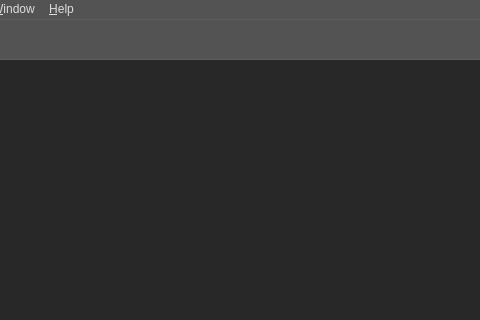
First picture: the form in resource/gui/GUI.ui, repository dthung1602/NetworkVisualization, before the edit; both pictures show x 170 to 650 and y 0 to 320 of the 1366 by 835 pixel window.
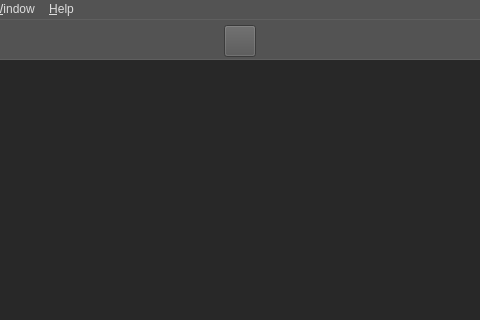
Second picture: the form after the edit. Icons and pictures are not drawn.

What changed in the file:
```diff
--- a/resource/gui/GUI.ui
+++ b/resource/gui/GUI.ui
@@ -668,6 +668,50 @@
 }</string>
      </property>
     </widget>
+    <widget class="QToolButton" name="constraint_btn">
+     <property name="geometry">
+      <rect>
+       <x>394</x>
+       <y>6</y>
+       <width>32</width>
+       <height>32</height>
+      </rect>
+     </property>
+     <property name="toolTip">
+      <string>&lt;html&gt;&lt;head/&gt;&lt;body&gt;&lt;p&gt;Export graphs&lt;/p&gt;&lt;/body&gt;&lt;/html&gt;</string>
+     </property>
+     <property name="whatsThis">
+      <string>&lt;html&gt;&lt;head/&gt;&lt;body&gt;&lt;p&gt;&lt;span style=&quot; color:#ffffff;&quot;&gt;Add nodes&lt;/span&gt;&lt;/p&gt;&lt;/body&gt;&lt;/html&gt;</string>
+     </property>
+     <property name="styleSheet">
+      <string notr="true">#graph_btn{
+background-color: transparent;
+border-image: url(&quot;resource/gui/tool/graph.png&quot;);
+background: none;
+border-radius: 3px;
+background-repeat: none;
+}
+#graph_btn:hover{
+background-color: #454545;
+border-radius: 3px;
+border-image: url(&quot;resource/gui/tool/graph.png&quot;);
+}
+#graph_btn:pressed{
+background-color: #383838;
+border-radius: 3px;
+border-image: url(&quot;resource/gui/tool/graph.png&quot;);
+}</string>
+     </property>
+     <property name="text">
+      <string/>
+     </property>
+     <property name="iconSize">
+      <size>
+       <width>16</width>
+       <height>16</height>
+      </size>
+     </property>
+    </widget>
    </widget>
    <widget class="Line" name="line_3">
     <property name="geometry">
```
Left out of the diff: 2 changed lines with no effect on the pictures.
